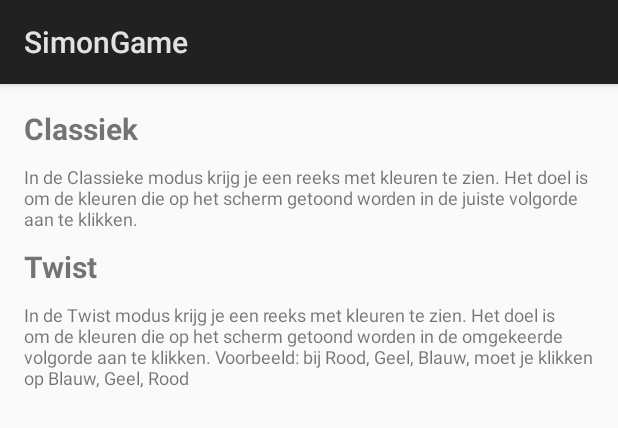
After one commit to Jensderond/SimonTheGame, an Android app: the layout activity_instructions.xml on its own in the app's theme, with its tools: preview values and no code run, on a phone screen of 412 x 824 dp. The commit adds this screen. Shown: the top 428 px of the screen. Run offline under Robolectric (Android 15) with nearby library versions, the phone set to English and light mode, and no system bars.

Commit message:
Adds instructions view and classes
Also added text strings and text dimensions

```diff
--- /dev/null
+++ b/SimonGame/app/src/main/java/com/example/jensderond/simongame/InstructionsActivity.java
@@ -0,0 +1,17 @@
+package com.example.jensderond.simongame;
+
+import android.app.Activity;
+import android.os.Bundle;
+
+/**
+ * Created by jensderond on 10/01/2017.
+ */
+
+public class InstructionsActivity extends Activity {
+
+    @Override
+    protected void onCreate(Bundle savedInstanceState) {
+        super.onCreate(savedInstanceState);
+        setContentView(R.layout.activity_instructions);
+    }
+}
--- a/SimonGame/app/src/main/java/com/example/jensderond/simongame/MainActivity.java
+++ b/SimonGame/app/src/main/java/com/example/jensderond/simongame/MainActivity.java
@@ -1,7 +1,9 @@
 package com.example.jensderond.simongame;
 
 import android.app.Activity;
+import android.content.Intent;
 import android.os.Bundle;
+import android.view.View;
 
 public class MainActivity extends Activity {
 
@@ -10,4 +12,10 @@ public class MainActivity extends Activity {
         super.onCreate(savedInstanceState);
         setContentView(R.layout.activity_main);
     }
+
+    public void button_instructions_onClick(View view) {
+        Intent intent = new Intent(this, InstructionsActivity.class);
+
+        startActivity(intent);
+    }
 }
--- /dev/null
+++ b/SimonGame/app/src/main/res/layout/activity_instructions.xml
@@ -0,0 +1,35 @@
+<?xml version="1.0" encoding="utf-8"?>
+<LinearLayout xmlns:android="http://schemas.android.com/apk/res/android"
+    android:orientation="vertical" android:layout_width="match_parent"
+    android:layout_height="match_parent" android:paddingLeft="@dimen/activity_horizontal_margin"
+    android:paddingRight="@dimen/activity_horizontal_margin"
+    android:paddingTop="@dimen/activity_vertical_margin"
+    android:paddingBottom="@dimen/activity_vertical_margin" >
+
+    <TextView
+        android:layout_width="wrap_content"
+        android:layout_height="wrap_content"
+        android:layout_marginBottom="@dimen/textview_margin_bottom"
+        android:text="@string/classic"
+        android:textStyle="bold"
+        android:textSize="@dimen/textview_big"/>
+    <TextView
+        android:layout_width="wrap_content"
+        android:layout_height="wrap_content"
+        android:layout_marginBottom="@dimen/textview_margin_bottom"
+        android:text="@string/classic_instructions"
+        android:textSize="@dimen/textview_small"/>
+    <TextView
+        android:layout_width="wrap_content"
+        android:layout_height="wrap_content"
+        android:layout_marginBottom="@dimen/textview_margin_bottom"
+        android:text="@string/reverse"
+        android:textStyle="bold"
+        android:textSize="@dimen/textview_big"/>
+    <TextView
+        android:layout_width="wrap_content"
+        android:layout_height="wrap_content"
+        android:text="@string/reverse_instructions"
+        android:textSize="@dimen/textview_small"/>
+
+</LinearLayout>
--- a/SimonGame/app/src/main/res/values/dimens.xml
+++ b/SimonGame/app/src/main/res/values/dimens.xml
@@ -2,4 +2,8 @@
     <!-- Default screen margins, per the Android Design guidelines. -->
     <dimen name="activity_horizontal_margin">16dp</dimen>
     <dimen name="activity_vertical_margin">16dp</dimen>
+    <dimen name="textview_margin_bottom">10dp</dimen>
+    <dimen name="textview_big">20dp</dimen>
+    <dimen name="textview_medium">16dp</dimen>
+    <dimen name="textview_small">12dp</dimen>
 </resources>
--- a/SimonGame/app/src/main/res/values/strings.xml
+++ b/SimonGame/app/src/main/res/values/strings.xml
@@ -1,3 +1,12 @@
 <resources>
     <string name="app_name">SimonGame</string>
+
+    <string name="action_start">Start</string>
+    <string name="title_activity_instructions">Instructies</string>
+    <string name="action_settings">Instellingen</string>
+    <string name="classic">Classiek</string>
+    <string name="classic_instructions">In de Classieke modus krijg je een reeks met kleuren te zien. Het doel is om de kleuren die op het scherm getoond worden in de juiste volgorde aan te klikken.</string>
+    <string name="reverse">Twist</string>
+    <string name="reverse_instructions">In de Twist modus krijg je een reeks met kleuren te zien. Het doel is om de kleuren die op het scherm getoond worden in de omgekeerde volgorde aan te klikken.
+    Voorbeeld: bij Rood, Geel, Blauw, moet je klikken op Blauw, Geel, Rood</string>
 </resources>
```
